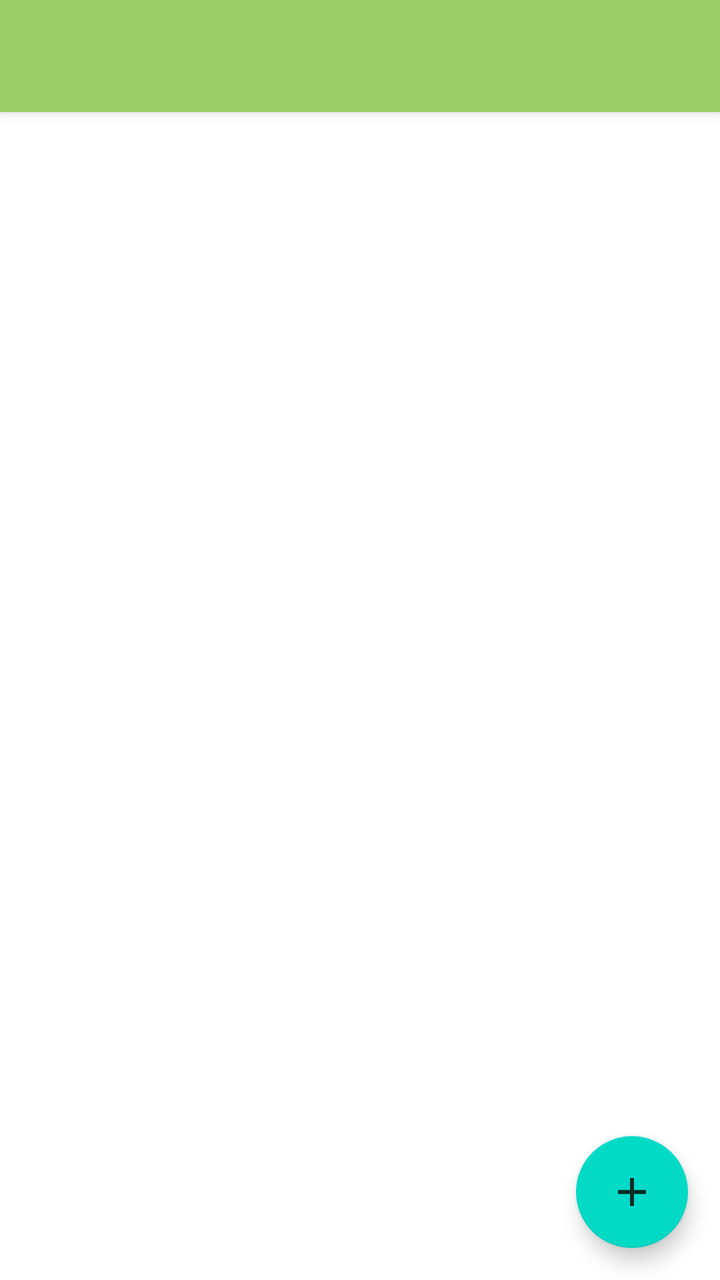
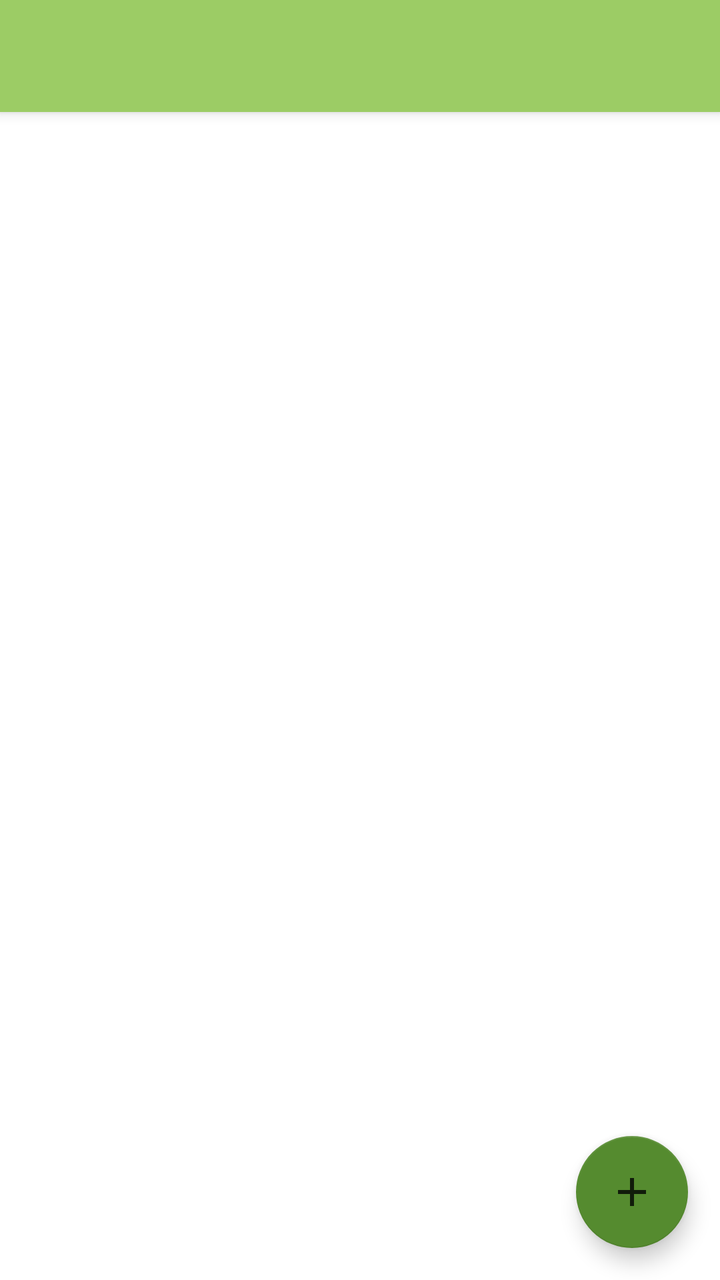

Before-and-after screenshots of an Android layout around one commit, followed by the original layout XML and the change that was made.
<!-- AndroidManifest.xml: application theme AppTheme -->
<!-- res/layout/activity_home.xml -->
<?xml version="1.0" encoding="utf-8"?>
<androidx.coordinatorlayout.widget.CoordinatorLayout xmlns:android="http://schemas.android.com/apk/res/android"
    xmlns:app="http://schemas.android.com/apk/res-auto"
    xmlns:tools="http://schemas.android.com/tools"
    android:layout_width="match_parent"
    android:layout_height="match_parent"
    tools:context="com.sap.codelab.view.home.Home">

    <com.google.android.material.appbar.AppBarLayout
        android:layout_width="match_parent"
        android:layout_height="wrap_content"
        android:theme="@style/AppTheme.AppBarOverlay">

        <androidx.appcompat.widget.Toolbar
            android:id="@+id/toolbar"
            android:layout_width="match_parent"
            android:layout_height="?attr/actionBarSize"
            android:background="?attr/colorPrimary"
            app:popupTheme="@style/AppTheme.PopupOverlay" />

    </com.google.android.material.appbar.AppBarLayout>

    <include android:id="@+id/content_home" layout="@layout/content_home" />

    <com.google.android.material.floatingactionbutton.FloatingActionButton
        android:id="@+id/fab"
        android:layout_width="wrap_content"
        android:layout_height="wrap_content"
        android:layout_gravity="bottom|end"
        android:layout_margin="@dimen/fab_margin"
        android:contentDescription="@null"
        app:srcCompat="@drawable/ic_add" />

</androidx.coordinatorlayout.widget.CoordinatorLayout>
<!-- res/layout/content_home.xml (included above) -->
<?xml version="1.0" encoding="utf-8"?>
<androidx.constraintlayout.widget.ConstraintLayout xmlns:android="http://schemas.android.com/apk/res/android"
    xmlns:app="http://schemas.android.com/apk/res-auto"
    xmlns:tools="http://schemas.android.com/tools"
    android:layout_width="match_parent"
    android:layout_height="match_parent"
    app:layout_behavior="@string/appbar_scrolling_view_behavior"
    tools:context="com.sap.codelab.view.home.Home"
    tools:showIn="@layout/activity_home">

    <androidx.recyclerview.widget.RecyclerView
        android:id="@+id/recyclerView"
        android:layout_width="match_parent"
        android:layout_height="match_parent"
        app:layout_constraintBottom_toBottomOf="parent"
        app:layout_constraintLeft_toLeftOf="parent"
        app:layout_constraintRight_toRightOf="parent"
        app:layout_constraintTop_toTopOf="parent" />

</androidx.constraintlayout.widget.ConstraintLayout>
<!-- resources referenced by this layout -->
<resources>
  <dimen name="fab_margin">16dp</dimen>
  <!-- drawable ic_add (drawable) -->
  <vector xmlns:android="http://schemas.android.com/apk/res/android"
      android:width="24dp"
      android:height="24dp"
      android:alpha="0.80"
      android:autoMirrored="true"
      android:viewportHeight="24.0"
      android:viewportWidth="24.0">
      <path
          android:fillColor="@color/white"
          android:pathData="M19,13h-6v6h-2v-6H5v-2h6V5h2v6h6v2z" />
  </vector>
  <style name="AppTheme.AppBarOverlay" parent="ThemeOverlay.MaterialComponents.Dark.ActionBar" />
  <style name="AppTheme.PopupOverlay" parent="ThemeOverlay.MaterialComponents.Light" />
  <style name="AppTheme" parent="Theme.MaterialComponents.Light.DarkActionBar">
          <item name="colorPrimary">@color/colorPrimary</item>
          <item name="colorPrimaryDark">@color/colorPrimaryDark</item>
          <item name="colorAccent">@color/colorAccent</item>
      </style>
  <color name="white">#FFFFFF</color>
  <color name="colorPrimary">#9ccc65</color>
  <color name="colorPrimaryDark">#6b9b37</color>
  <color name="colorAccent">#ff7043</color>
</resources>

<!-- the commit's change to res/layout/activity_home.xml (unified diff, before → after) -->
@@ -7,6 +7,7 @@
     tools:context="com.sap.codelab.view.home.Home">
 
     <com.google.android.material.appbar.AppBarLayout
+        android:id="@+id/app_bar"
         android:layout_width="match_parent"
         android:layout_height="wrap_content"
         android:theme="@style/AppTheme.AppBarOverlay">
<!-- resource entries referenced after the edit -->
@@ -19,10 +19,12 @@
           <item name="colorPrimary">@color/colorPrimary</item>
           <item name="colorPrimaryDark">@color/colorPrimaryDark</item>
           <item name="colorAccent">@color/colorAccent</item>
+          <item name="colorSecondary">@color/colorSecondary</item>
       </style>
   <color name="white">#FFFFFF</color>
   <color name="colorPrimary">#9ccc65</color>
   <color name="colorPrimaryDark">#6b9b37</color>
   <color name="colorAccent">#ff7043</color>
+  <color name="colorSecondary">#558B2F</color>
 </resources>
 
